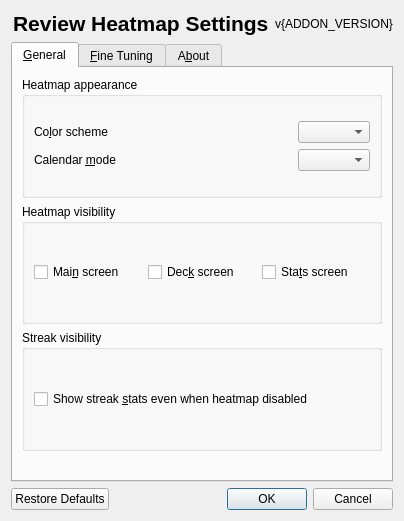
First picture: the form in designer/options.ui, repository tassa-yoniso-manasi-karoto/better-review-heatmap, before the edit.
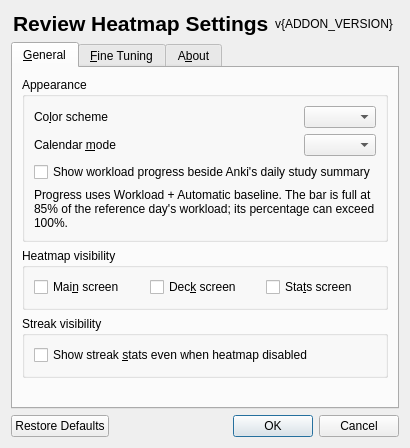
Second picture: the form after the edit. Icons and pictures are not drawn.

Commit message: create a progress bar to display today's workload completion compared to ref day

Diff of the .ui file:
```diff
--- a/designer/options.ui
+++ b/designer/options.ui
@@ -52,7 +52,7 @@
        <item>
         <widget class="QGroupBox" name="groupBox">
          <property name="title">
-          <string>Heatmap appearance</string>
+          <string>Appearance</string>
          </property>
          <layout class="QVBoxLayout" name="verticalLayout_6">
           <item>
@@ -93,6 +93,26 @@
             </item>
            </layout>
           </item>
+          <item>
+           <widget class="QCheckBox" name="cbTodayProgress">
+            <property name="toolTip">
+             <string>Available with Workload (review-weighted) and Automatic baseline. 100% is 85% of your reference day's workload. Uses the same included decks and colors as the heatmap.</string>
+            </property>
+            <property name="text">
+             <string>Show workload progress beside Anki's daily study summary</string>
+            </property>
+           </widget>
+          </item>
+          <item>
+           <widget class="QLabel" name="labTodayProgressHelp">
+            <property name="text">
+             <string>Progress uses Workload + Automatic baseline. The bar is full at 85% of the reference day's workload; its percentage can exceed 100%.</string>
+            </property>
+            <property name="wordWrap">
+             <bool>true</bool>
+            </property>
+           </widget>
+          </item>
          </layout>
         </widget>
        </item>
```
Left out of the diff: 1 changed line with no effect on the pictures. The commit also changes 13 other files.
